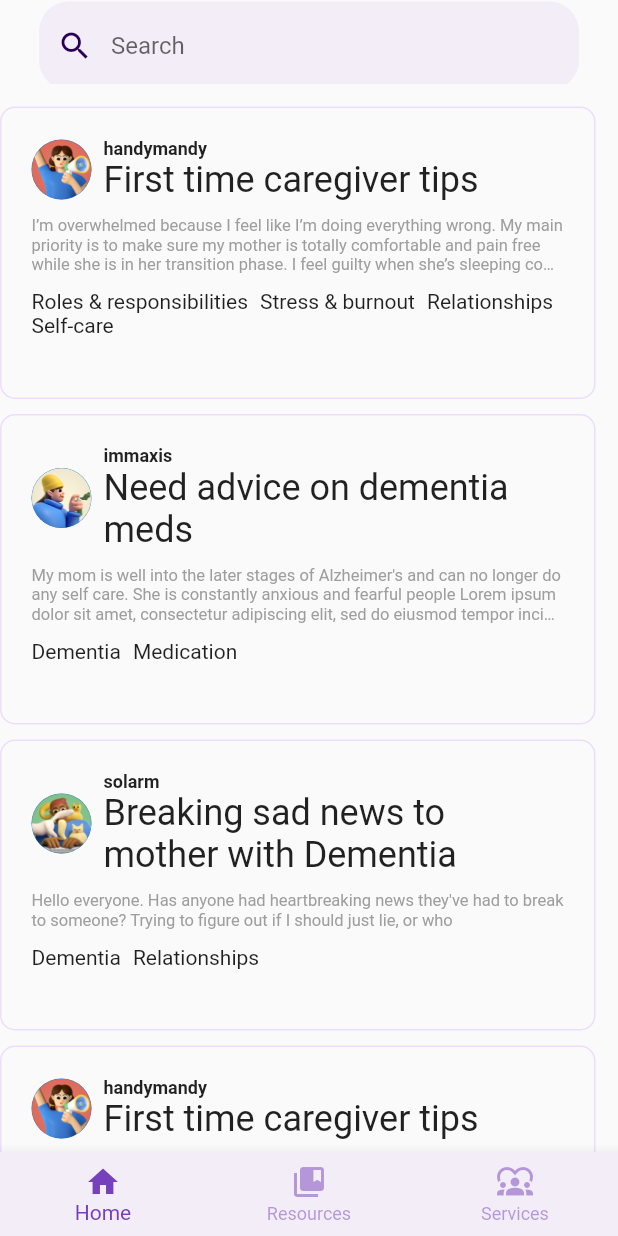
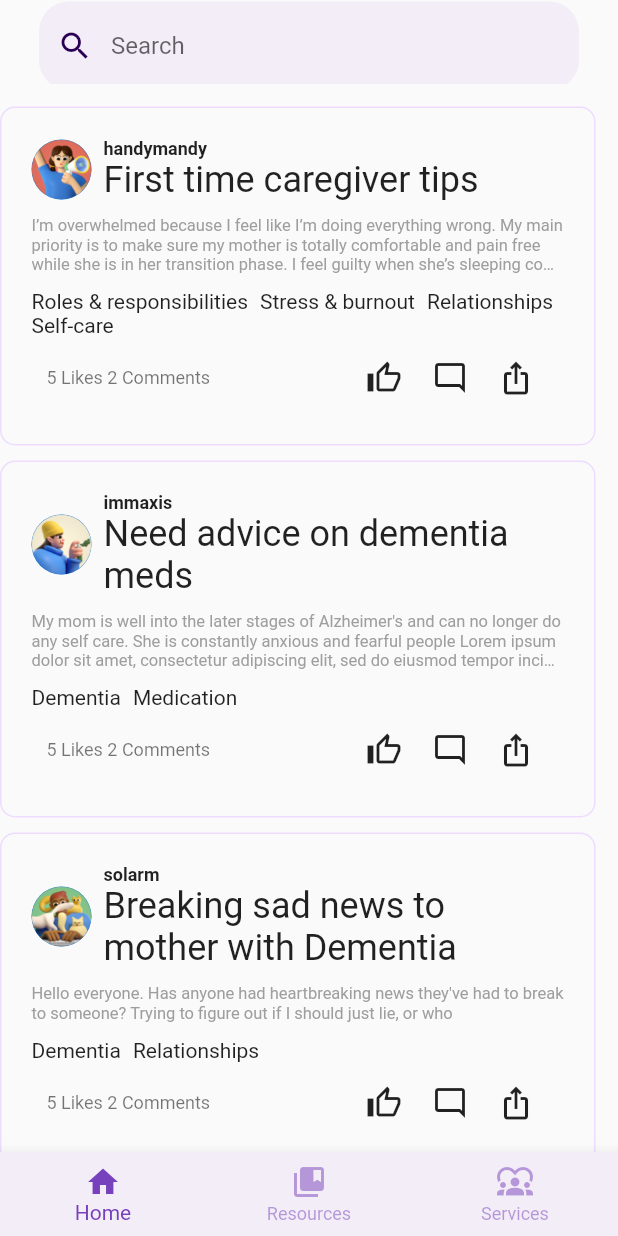
Before and after one commit to anyuzie/anyu_vicky_attempts, a Flutter app: the screen it shows after launch, on a phone screen of 412 x 824 dp. Run offline on Flutter 3.47's test engine with Material 2 defaults, Android fonts, the phone set to English and light mode, and no system bars; our stand-ins replace equatable.

```diff
--- a/lib/widgets/post_widget.dart
+++ b/lib/widgets/post_widget.dart
@@ -90,7 +90,30 @@ class PostWidget extends StatelessWidget {
             },
           ).toList(),
         ),
-        SizedBox(height: 20.0), // Add spacing between posts
+        Padding(padding: EdgeInsets.fromLTRB(10.0, 15.0, 10.0, 2.0),
+        child: Row(
+          children: <Widget>[
+            Text(
+              '5 Likes 2 Comments',
+              style: Theme.of(context).textTheme.bodySmall,
+            ),
+            Spacer(),
+            Padding(
+              padding: const EdgeInsets.symmetric(horizontal: 10.0), // Adjust the horizontal spacing
+              child: Icon(Icons.thumb_up_alt_outlined),
+            ),
+            Padding(
+              padding: const EdgeInsets.symmetric(horizontal: 10.0), // Adjust the horizontal spacing
+              child: Icon(Icons.mode_comment_outlined),
+            ),
+            Padding(
+              padding: const EdgeInsets.symmetric(horizontal: 10.0), // Adjust the horizontal spacing
+              child: Icon(Icons.ios_share),
+            ),
+          ],
+        ),
+        ),
+        SizedBox(height: 10.0), // Add spacing between posts
       ],
     );
   }
```
